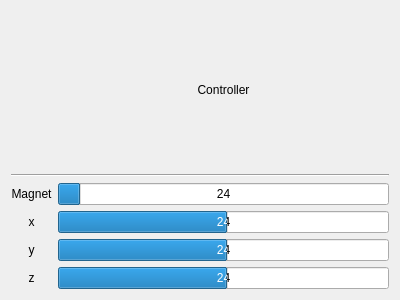
First picture: the form in mainwindow.ui, repository MichaelPFrey/openscad-dbus-microbit, before the edit.
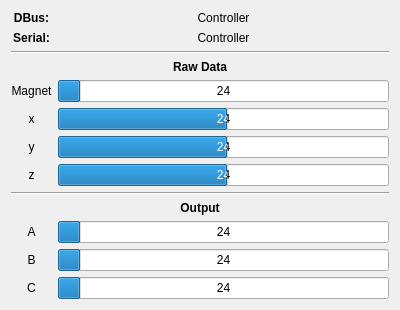
Second picture: the form after the edit.

Commit message: seams to kind of work

The edit to the form file:
```diff
--- a/mainwindow.ui
+++ b/mainwindow.ui
@@ -15,95 +15,7 @@
   </property>
   <widget class="QWidget" name="centralWidget">
    <layout class="QGridLayout" name="gridLayout_2">
-    <item row="0" column="1">
-     <widget class="QLabel" name="label">
-      <property name="text">
-       <string>Controller</string>
-      </property>
-      <property name="alignment">
-       <set>Qt::AlignCenter</set>
-      </property>
-     </widget>
-    </item>
-    <item row="3" column="1">
-     <widget class="QProgressBar" name="progressBarX">
-      <property name="minimum">
-       <number>-1024</number>
-      </property>
-      <property name="maximum">
-       <number>1023</number>
-      </property>
-      <property name="value">
-       <number>24</number>
-      </property>
-      <property name="format">
-       <string>%v</string>
-      </property>
-     </widget>
-    </item>
-    <item row="5" column="1">
-     <widget class="QProgressBar" name="progressBarZ">
-      <property name="minimum">
-       <number>-1024</number>
-      </property>
-      <property name="maximum">
-       <number>1023</number>
-      </property>
-      <property name="value">
-       <number>24</number>
-      </property>
-      <property name="format">
-       <string>%v</string>
-      </property>
-     </widget>
-    </item>
-    <item row="4" column="1">
-     <widget class="QProgressBar" name="progressBarY">
-      <property name="minimum">
-       <number>-1024</number>
-      </property>
-      <property name="maximum">
-       <number>1023</number>
-      </property>
-      <property name="value">
-       <number>24</number>
-      </property>
-      <property name="format">
-       <string>%v</string>
-      </property>
-     </widget>
-    </item>
-    <item row="2" column="1">
-     <widget class="QProgressBar" name="progressBarPhi">
-      <property name="maximum">
-       <number>360</number>
-      </property>
-      <property name="value">
-       <number>24</number>
-      </property>
-      <property name="format">
-       <string>%v</string>
-      </property>
-     </widget>
-    </item>
-    <item row="2" column="0">
-     <widget class="QLabel" name="label_2">
-      <property name="text">
-       <string>Magnet</string>
-      </property>
-      <property name="alignment">
-       <set>Qt::AlignCenter</set>
-      </property>
-     </widget>
-    </item>
-    <item row="1" column="0" colspan="2">
-     <widget class="Line" name="line">
-      <property name="orientation">
-       <enum>Qt::Horizontal</enum>
-      </property>
-     </widget>
-    </item>
-    <item row="3" column="0">
+    <item row="5" column="0">
      <widget class="QLabel" name="label_3">
       <property name="text">
        <string>x</string>
@@ -113,7 +25,49 @@
       </property>
      </widget>
     </item>
-    <item row="4" column="0">
+    <item row="11" column="1">
+     <widget class="QProgressBar" name="progressBarB">
+      <property name="maximum">
+       <number>360</number>
+      </property>
+      <property name="value">
+       <number>24</number>
+      </property>
+      <property name="format">
+       <string>%v</string>
+      </property>
+     </widget>
+    </item>
+    <item row="10" column="1">
+     <widget class="QProgressBar" name="progressBarA">
+      <property name="maximum">
+       <number>360</number>
+      </property>
+      <property name="value">
+       <number>24</number>
+      </property>
+      <property name="format">
+       <string>%v</string>
+      </property>
+     </widget>
+    </item>
+    <item row="7" column="1">
+     <widget class="QProgressBar" name="progressBarZ">
+      <property name="minimum">
+       <number>-1024</number>
+      </property>
+      <property name="maximum">
+       <number>1023</number>
+      </property>
+      <property name="value">
+       <number>24</number>
+      </property>
+      <property name="format">
+       <string>%v</string>
+      </property>
+     </widget>
+    </item>
+    <item row="6" column="0">
      <widget class="QLabel" name="label_4">
       <property name="text">
        <string>y</string>
@@ -123,7 +77,59 @@
       </property>
      </widget>
     </item>
-    <item row="5" column="0">
+    <item row="5" column="1">
+     <widget class="QProgressBar" name="progressBarX">
+      <property name="minimum">
+       <number>-1024</number>
+      </property>
+      <property name="maximum">
+       <number>1023</number>
+      </property>
+      <property name="value">
+       <number>24</number>
+      </property>
+      <property name="format">
+       <string>%v</string>
+      </property>
+     </widget>
+    </item>
+    <item row="4" column="0">
+     <widget class="QLabel" name="label_2">
+      <property name="text">
+       <string>Magnet</string>
+      </property>
+      <property name="alignment">
+       <set>Qt::AlignCenter</set>
+      </property>
+     </widget>
+    </item>
+    <item row="6" column="1">
+     <widget class="QProgressBar" name="progressBarY">
+      <property name="minimum">
+       <number>-1024</number>
+      </property>
+      <property name="maximum">
+       <number>1023</number>
+      </property>
+      <property name="value">
+       <number>24</number>
+      </property>
+      <property name="format">
+       <string>%v</string>
+      </property>
+     </widget>
+    </item>
+    <item row="0" column="1">
+     <widget class="QLabel" name="labelDBus">
+      <property name="text">
+       <string>Controller</string>
+      </property>
+      <property name="alignment">
+       <set>Qt::AlignCenter</set>
+      </property>
+     </widget>
+    </item>
+    <item row="7" column="0">
      <widget class="QLabel" name="label_5">
       <property name="text">
        <string>z</string>
@@ -133,6 +139,150 @@
       </property>
      </widget>
     </item>
+    <item row="0" column="0">
+     <widget class="QLabel" name="label_6">
+      <property name="font">
+       <font>
+        <weight>75</weight>
+        <bold>true</bold>
+       </font>
+      </property>
+      <property name="text">
+       <string>DBus:</string>
+      </property>
+      <property name="alignment">
+       <set>Qt::AlignCenter</set>
+      </property>
+     </widget>
+    </item>
+    <item row="4" column="1">
+     <widget class="QProgressBar" name="progressBarPhi">
+      <property name="maximum">
+       <number>360</number>
+      </property>
+      <property name="value">
+       <number>24</number>
+      </property>
+      <property name="format">
+       <string>%v</string>
+      </property>
+     </widget>
+    </item>
+    <item row="2" column="0" colspan="2">
+     <widget class="Line" name="line">
+      <property name="orientation">
+       <enum>Qt::Horizontal</enum>
+      </property>
+     </widget>
+    </item>
+    <item row="1" column="0">
+     <widget class="QLabel" name="label_8">
+      <property name="font">
+       <font>
+        <weight>75</weight>
+        <bold>true</bold>
+       </font>
+      </property>
+      <property name="text">
+       <string>Serial:</string>
+      </property>
+      <property name="alignment">
+       <set>Qt::AlignCenter</set>
+      </property>
+     </widget>
+    </item>
+    <item row="3" column="0" colspan="2">
+     <widget class="QLabel" name="label_9">
+      <property name="font">
+       <font>
+        <weight>75</weight>
+        <bold>true</bold>
+       </font>
+      </property>
+      <property name="text">
+       <string>Raw Data</string>
+      </property>
+      <property name="alignment">
+       <set>Qt::AlignCenter</set>
+      </property>
+     </widget>
+    </item>
+    <item row="1" column="1">
+     <widget class="QLabel" name="labelSerial">
+      <property name="text">
+       <string>Controller</string>
+      </property>
+      <property name="alignment">
+       <set>Qt::AlignCenter</set>
+      </property>
+     </widget>
+    </item>
+    <item row="8" column="0" colspan="2">
+     <widget class="Line" name="line_2">
+      <property name="orientation">
+       <enum>Qt::Horizontal</enum>
+      </property>
+     </widget>
+    </item>
+    <item row="9" column="0" colspan="2">
+     <widget class="QLabel" name="label_10">
+      <property name="font">
+       <font>
+        <weight>75</weight>
+        <bold>true</bold>
+       </font>
+      </property>
+      <property name="text">
+       <string>Output</string>
+      </property>
+      <property name="alignment">
+       <set>Qt::AlignCenter</set>
+      </property>
+     </widget>
+    </item>
+    <item row="12" column="1">
+     <widget class="QProgressBar" name="progressBarC">
+      <property name="maximum">
+       <number>360</number>
+      </property>
+      <property name="value">
+       <number>24</number>
+      </property>
+      <property name="format">
+       <string>%v</string>
+      </property>
+     </widget>
+    </item>
+    <item row="10" column="0">
+     <widget class="QLabel" name="label_7">
+      <property name="text">
+       <string>A</string>
+      </property>
+      <property name="alignment">
+       <set>Qt::AlignCenter</set>
+      </property>
+     </widget>
+    </item>
+    <item row="11" column="0">
+     <widget class="QLabel" name="label_11">
+      <property name="text">
+       <string>B</string>
+      </property>
+      <property name="alignment">
+       <set>Qt::AlignCenter</set>
+      </property>
+     </widget>
+    </item>
+    <item row="12" column="0">
+     <widget class="QLabel" name="label_12">
+      <property name="text">
+       <string>C</string>
+      </property>
+      <property name="alignment">
+       <set>Qt::AlignCenter</set>
+      </property>
+     </widget>
+    </item>
    </layout>
   </widget>
  </widget>
```
The commit also changes 1 other file.
